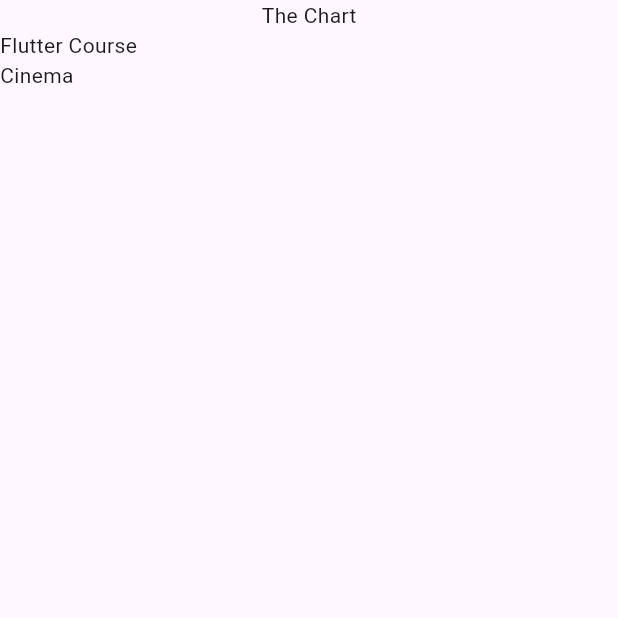
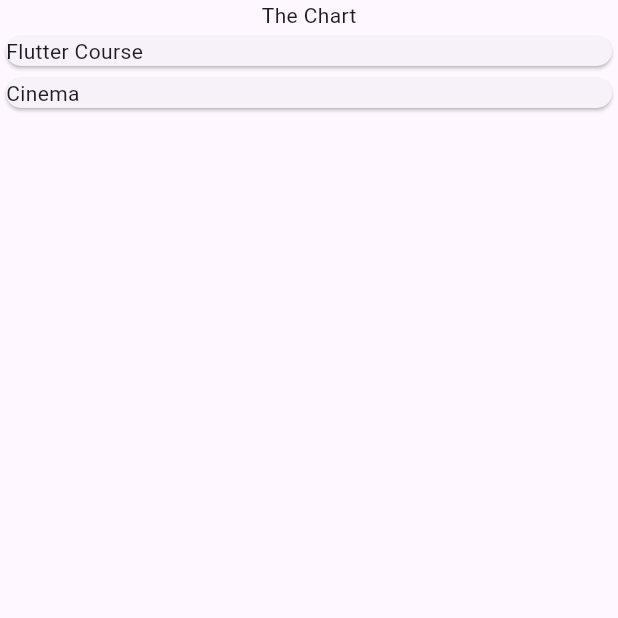
Before and after one commit to DulinaS/expense_tracker, a Flutter app: the screen it shows after launch, on a phone screen of 412 x 824 dp, the top half of it. Run offline on Flutter 3.47's test engine with Material 3 defaults, Android fonts, the phone set to English and light mode, and no system bars.

Commit message:
Organized by folders. Created expenseItem class to style each expense widget

```diff
--- a/lib/main.dart
+++ b/lib/main.dart
@@ -1,6 +1,6 @@
 import 'package:flutter/material.dart';
 
-import 'package:expense_tracker/expenses.dart';
+import 'package:expense_tracker/widgets/expenses.dart';
 
 void main() {
   runApp(
--- a/lib/expenses.dart
+++ b/lib/widgets/expenses.dart
@@ -1,4 +1,4 @@
-import 'package:expense_tracker/expenses_list.dart';
+import 'package:expense_tracker/widgets/expenses_list/expenses_list.dart';
 import 'package:expense_tracker/models/expense.dart';
 import 'package:flutter/material.dart';
 
--- /dev/null
+++ b/lib/widgets/expenses_list/expense_item.dart
@@ -0,0 +1,13 @@
+import 'package:expense_tracker/models/expense.dart';
+import 'package:flutter/material.dart';
+
+//We style a expense objetct's widget and return it to expense list containing expense objects
+class ExpenseItem extends StatelessWidget {
+  const ExpenseItem(this.expense, {super.key});
+
+  final Expense expense; //This is the model for a expense. COntains title,Amount etc.
+  @override
+  Widget build(BuildContext context) {
+    return Card(child: Text(expense.title),);
+  }
+}
--- a/lib/expenses_list.dart
+++ b/lib/widgets/expenses_list/expenses_list.dart
@@ -1,4 +1,5 @@
 import 'package:expense_tracker/models/expense.dart';
+import 'package:expense_tracker/widgets/expenses_list/expense_item.dart';
 import 'package:flutter/material.dart';
 
 //We only output a expense list so, no need this to be a stateful class
@@ -18,7 +19,7 @@ class ExpensesList extends StatelessWidget {
     return ListView.builder(
       itemCount: expenses.length,
       itemBuilder: (ctx, index) { //This anonymous func will be getting called 'itemCount' number of times
-        return Text(expenses[index].title);
+        return ExpenseItem(expenses[index]);
       },
     );
   }
```
